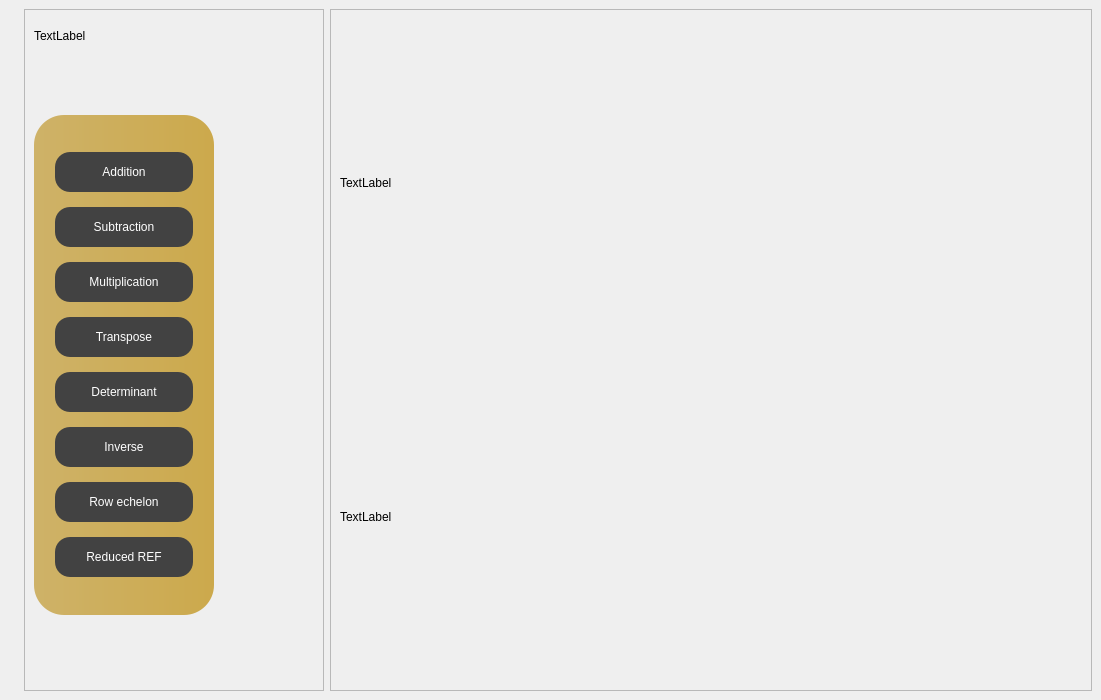
potakaaa/matrix-calculator, file qt files/matrix-calculator/matrixcalcu.ui: the form before one commit.
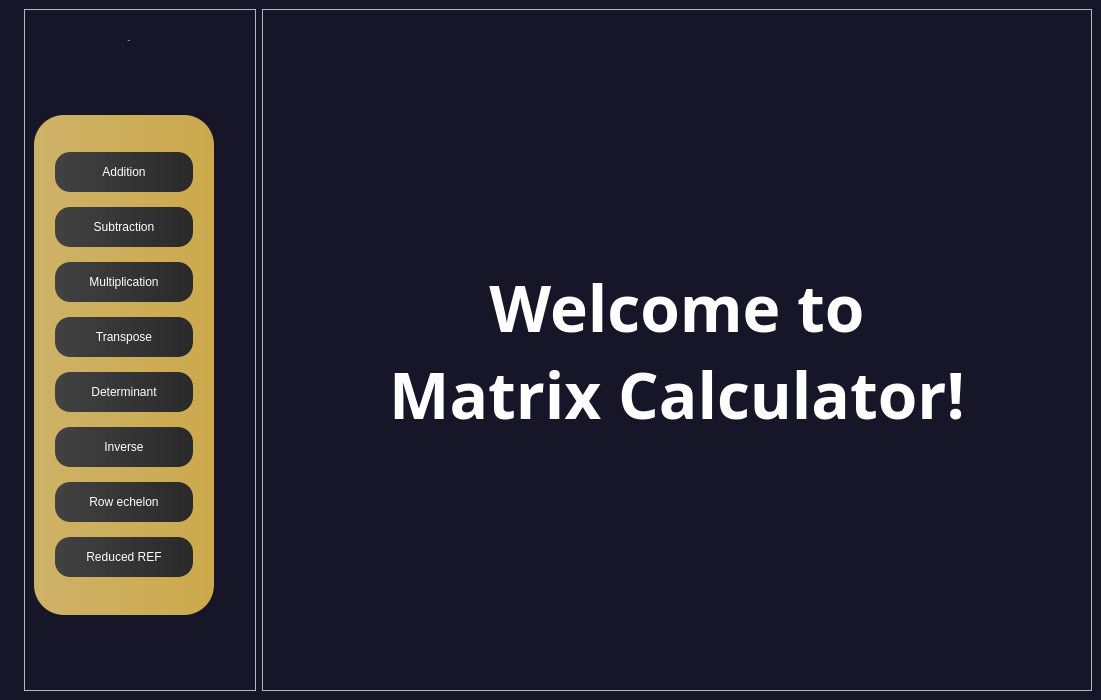
The form after the commit.

What changed in the file:
```diff
--- a/qt files/matrix-calculator/matrixcalcu.ui
+++ b/qt files/matrix-calculator/matrixcalcu.ui
@@ -16,11 +16,21 @@
     <height>700</height>
    </size>
   </property>
+  <property name="maximumSize">
+   <size>
+    <width>1250</width>
+    <height>795</height>
+   </size>
+  </property>
   <property name="windowTitle">
    <string>matrixCalcu</string>
   </property>
   <property name="styleSheet">
-   <string notr="true">#frame_3 {
+   <string notr="true">QMainWindow {
+	background-color: #161628;
+}
+
+#frame_3 {
 	background: qlineargradient( x1:0 y1:0, x2:1 y2:0, stop:0 #CEB268, stop:1 #CCA94C);
 	border-radius: 30px;
 	max-height: 500px;
@@ -30,11 +40,25 @@
 	height: 40px;
 	max-width: 150px;
 	margin: 0px 12px 0px 12px;
-	background-color: #424242;
+	background-color: qlineargradient( x1:0 y1:0, x2:1 y2:0, stop:0 #424242, stop:1 #292929);
 	border-radius: 15px;
 	color: white;
 	font: bold 15px &quot;DM Sans&quot; ;
 
+}
+
+#frame_3 QPushButton::hover {
+	color: black;
+	background-color: qlineargradient( x1:0 y1:0, x2:1 y2:0, stop:0 #F6A5CC, stop:1 #B02E6D);
+}
+
+#label_logo {
+	font: bold 25px &quot;DM Sans&quot;;
+	color: white;
+}
+
+#label_welcome {
+	color: white;
 }</string>
   </property>
   <widget class="QWidget" name="centralwidget">
@@ -81,21 +105,32 @@
          <property name="sizeHint" stdset="0">
           <size>
            <width>20</width>
-           <height>10</height>
+           <height>20</height>
           </size>
          </property>
         </spacer>
        </item>
        <item>
-        <widget class="QLabel" name="label">
+        <widget class="QLabel" name="label_logo">
          <property name="maximumSize">
           <size>
-           <width>70</width>
+           <width>190</width>
            <height>70</height>
           </size>
          </property>
+         <property name="font">
+          <font>
+           <family>DM Sans</family>
+           <pointsize>-1</pointsize>
+           <italic>false</italic>
+           <bold>true</bold>
+          </font>
+         </property>
          <property name="text">
-          <string>TextLabel</string>
+          <string>Logo</string>
+         </property>
+         <property name="alignment">
+          <set>Qt::AlignCenter</set>
          </property>
         </widget>
        </item>
@@ -162,6 +197,9 @@
               <property name="text">
                <string>Addition</string>
               </property>
+              <property name="checkable">
+               <bool>true</bool>
+              </property>
              </widget>
             </item>
             <item>
@@ -172,6 +210,9 @@
               <property name="text">
                <string>Subtraction</string>
               </property>
+              <property name="checkable">
+               <bool>true</bool>
+              </property>
              </widget>
             </item>
             <item>
@@ -182,6 +223,9 @@
               <property name="text">
                <string>Multiplication</string>
               </property>
+              <property name="checkable">
+               <bool>true</bool>
+              </property>
              </widget>
             </item>
             <item>
@@ -192,6 +236,9 @@
               <property name="text">
                <string>Transpose</string>
               </property>
+              <property name="checkable">
+               <bool>true</bool>
+              </property>
              </widget>
             </item>
             <item>
@@ -202,6 +249,9 @@
               <property name="text">
                <string>Determinant</string>
               </property>
+              <property name="checkable">
+               <bool>true</bool>
+              </property>
              </widget>
             </item>
             <item>
@@ -212,6 +262,9 @@
               <property name="text">
                <string>Inverse</string>
               </property>
+              <property name="checkable">
+               <bool>true</bool>
+              </property>
              </widget>
             </item>
             <item>
@@ -222,6 +275,9 @@
               <property name="text">
                <string>Row echelon</string>
               </property>
+              <property name="checkable">
+               <bool>true</bool>
+              </property>
              </widget>
             </item>
             <item>
@@ -232,6 +288,9 @@
               <property name="text">
                <string>Reduced REF</string>
               </property>
+              <property name="checkable">
+               <bool>true</bool>
+              </property>
              </widget>
             </item>
             <item>
@@ -270,6 +329,12 @@
     </item>
     <item>
      <widget class="QFrame" name="frame_2">
+      <property name="maximumSize">
+       <size>
+        <width>830</width>
+        <height>16777215</height>
+       </size>
+      </property>
       <property name="frameShape">
        <enum>QFrame::StyledPanel</enum>
       </property>
@@ -280,17 +345,33 @@
        <item>
         <layout class="QVBoxLayout" name="verticalLayout_4">
          <item>
-          <widget class="QLabel" name="label_2">
-           <property name="text">
-            <string>TextLabel</string>
+          <widget class="QStackedWidget" name="stackedWidget">
+           <property name="currentIndex">
+            <number>0</number>
            </property>
-          </widget>
-         </item>
-         <item>
-          <widget class="QLabel" name="label_3">
-           <property name="text">
-            <string>TextLabel</string>
-           </property>
+           <widget class="QWidget" name="page">
+            <layout class="QVBoxLayout" name="verticalLayout_6">
+             <item>
+              <widget class="QLabel" name="label_welcome">
+               <property name="font">
+                <font>
+                 <family>Poppins</family>
+                 <pointsize>48</pointsize>
+                 <bold>true</bold>
+                </font>
+               </property>
+               <property name="text">
+                <string>Welcome to 
+Matrix Calculator!</string>
+               </property>
+               <property name="alignment">
+                <set>Qt::AlignCenter</set>
+               </property>
+              </widget>
+             </item>
+            </layout>
+           </widget>
+           <widget class="QWidget" name="page_2"/>
           </widget>
          </item>
         </layout>
```
